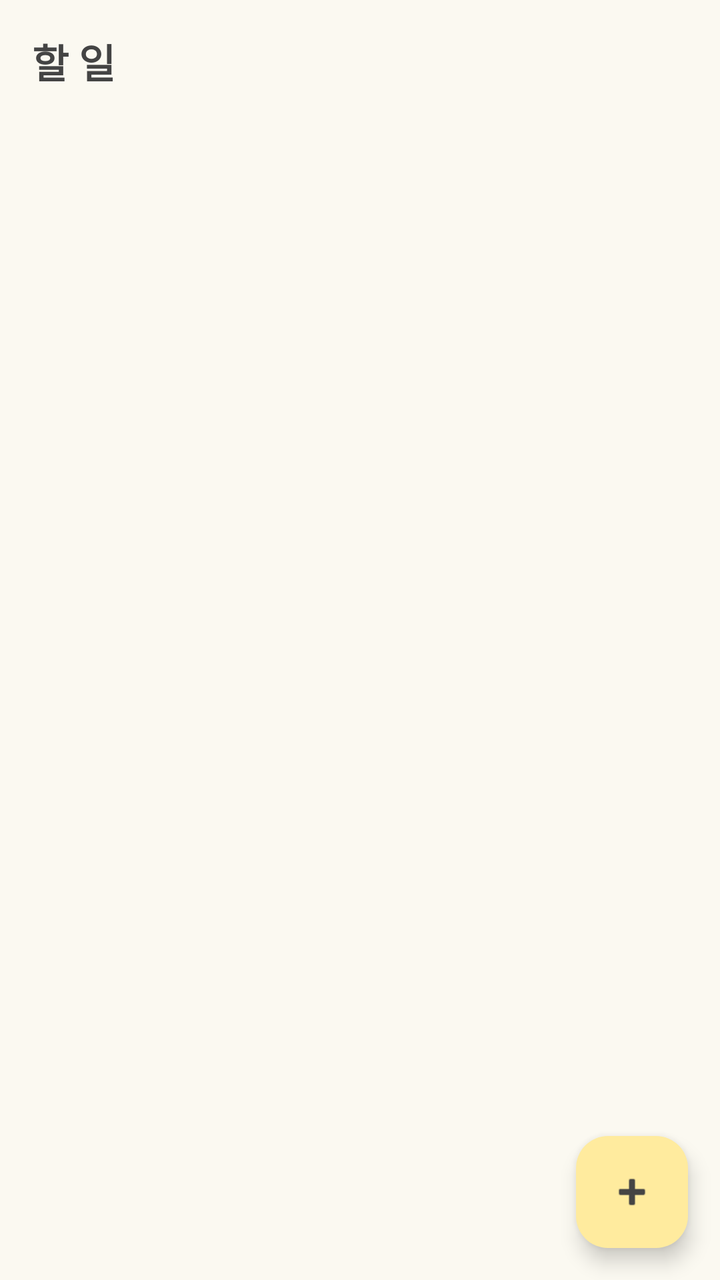
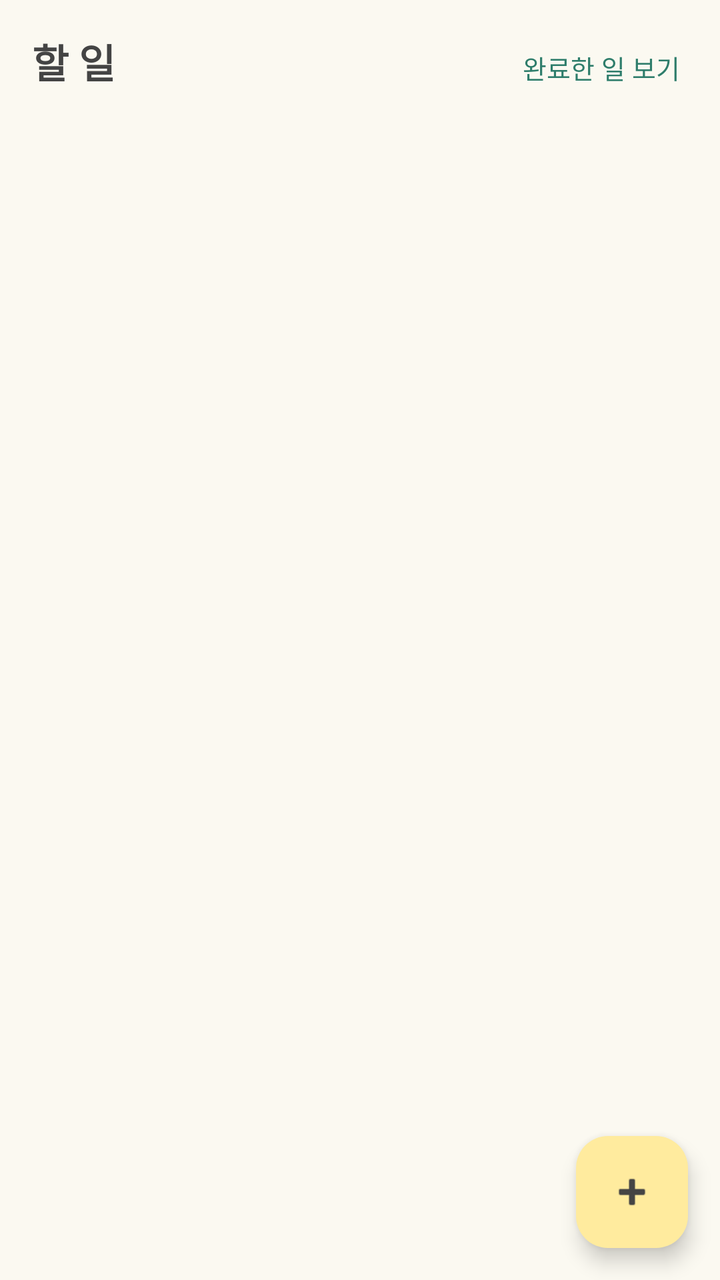

Screens rendered from an Android XML layout before and after an edit, with the pre-edit source and the edit as a unified diff.
<!-- AndroidManifest.xml: application theme Theme.ToDoNote -->
<!-- res/layout/fragment_todo.xml -->
<?xml version="1.0" encoding="utf-8"?>
<androidx.coordinatorlayout.widget.CoordinatorLayout xmlns:android="http://schemas.android.com/apk/res/android"
    xmlns:app="http://schemas.android.com/apk/res-auto"
    android:layout_width="match_parent"
    android:layout_height="match_parent"
    android:background="@color/color_background">

    <androidx.core.widget.NestedScrollView
        android:layout_width="match_parent"
        android:layout_height="match_parent"
        android:fillViewport="true">

        <LinearLayout
            android:layout_width="match_parent"
            android:layout_height="wrap_content"
            android:orientation="vertical">

            
            <TextView
                android:layout_width="match_parent"
                android:layout_height="wrap_content"
                android:layout_marginStart="16dp"
                android:layout_marginTop="16dp"
                android:layout_marginEnd="16dp"
                android:text="할 일"
                android:textColor="@color/color_text_dark"
                android:textSize="20sp"
                android:textStyle="bold" />

            <TextView
                android:id="@+id/tv_todo_empty"
                android:layout_width="match_parent"
                android:layout_height="wrap_content"
                android:layout_marginTop="16dp"
                android:gravity="center"
                android:text="남은 할 일이 없습니다."
                android:textColor="@color/color_text_light"
                android:textSize="14sp"
                android:visibility="gone" />

            <androidx.recyclerview.widget.RecyclerView
                android:id="@+id/recycler_todo"
                android:layout_width="match_parent"
                android:layout_height="wrap_content"
                android:clipToPadding="false"
                android:nestedScrollingEnabled="false"
                android:paddingStart="8dp"
                android:paddingTop="8dp"
                android:paddingEnd="8dp"
                android:paddingBottom="88dp" />

        </LinearLayout>

    </androidx.core.widget.NestedScrollView>

    
    <com.google.android.material.floatingactionbutton.FloatingActionButton
        android:id="@+id/fab_todo"
        android:layout_width="wrap_content"
        android:layout_height="wrap_content"
        android:layout_gravity="bottom|end"
        android:layout_margin="16dp"
        android:src="@android:drawable/ic_input_add"
        app:backgroundTint="@color/color_accent"
        app:tint="@color/color_text_dark" />

</androidx.coordinatorlayout.widget.CoordinatorLayout>
<!-- resources referenced by this layout -->
<resources>
  <color name="color_accent">#FFEB9E</color>
  <color name="color_background">#FBF9F1</color>
  <color name="color_text_dark">#444444</color>
  <color name="color_text_light">#999999</color>
  <style name="Theme.ToDoNote" parent="Base.Theme.ToDoNote" />
  <style name="Base.Theme.ToDoNote" parent="Theme.Material3.DayNight.NoActionBar">
          
          <item name="colorPrimary">@color/color_primary</item>
          <item name="colorPrimaryDark">@color/color_primary_dark</item>
          <item name="colorPrimaryVariant">@color/color_primary_light</item>
          
          
          <item name="colorSecondary">@color/color_secondary</item>
          <item name="colorSecondaryVariant">@color/color_secondary_dark</item>
          
          
          <item name="android:colorBackground">@color/color_background</item>
          <item name="colorSurface">@color/color_surface</item>
          
          
          <item name="android:textColorPrimary">@color/color_text_dark</item>
          <item name="android:textColorSecondary">@color/color_text_medium</item>
          
          <item name="colorOnPrimary">@color/color_text_dark</item>
          <item name="materialAlertDialogTheme">@style/ThemeOverlay.ToDoNote.MaterialAlertDialog</item>
          <item name="colorOnSecondary">@color/color_text_dark</item>
          <item name="colorOnBackground">@color/color_text_dark</item>
          <item name="colorOnSurface">@color/color_text_dark</item>
          <item name="colorOnSurfaceVariant">@color/color_text_medium</item>
          
          
          <item name="colorAccent">@color/color_accent</item>
          
          
          <item name="colorOutline">@color/color_outline</item>
          
          
          <item name="android:statusBarColor">@android:color/black</item>
          <item name="android:windowLightStatusBar">false</item>
      </style>
  <color name="color_primary">#A0D9C8</color>
  <color name="color_primary_dark">#7DB8A5</color>
  <color name="color_primary_light">#C8E8DC</color>
  <color name="color_secondary">#F0D5C9</color>
  <color name="color_secondary_dark">#E0B5A3</color>
  <color name="color_surface">#FFFFFF</color>
  <color name="color_text_medium">#666666</color>
  <style name="ThemeOverlay.ToDoNote.MaterialAlertDialog" parent="ThemeOverlay.Material3.MaterialAlertDialog">
          <item name="colorPrimary">@color/color_primary_text</item>
      </style>
  <color name="color_outline">#333333</color>
  <color name="color_primary_text">#2E7D6B</color>
</resources>

<!-- the commit's change to res/layout/fragment_todo.xml (unified diff, before → after) -->
@@ -16,16 +16,34 @@
             android:orientation="vertical">
 
             
-            <TextView
+            <LinearLayout
                 android:layout_width="match_parent"
                 android:layout_height="wrap_content"
                 android:layout_marginStart="16dp"
                 android:layout_marginTop="16dp"
                 android:layout_marginEnd="16dp"
-                android:text="할 일"
-                android:textColor="@color/color_text_dark"
-                android:textSize="20sp"
-                android:textStyle="bold" />
+                android:baselineAligned="true"
+                android:orientation="horizontal">
+
+                <TextView
+                    android:layout_width="0dp"
+                    android:layout_height="wrap_content"
+                    android:layout_weight="1"
+                    android:text="할 일"
+                    android:textColor="@color/color_text_dark"
+                    android:textSize="20sp"
+                    android:textStyle="bold" />
+
+                <TextView
+                    android:id="@+id/tv_todo_show_completed"
+                    android:layout_width="wrap_content"
+                    android:layout_height="wrap_content"
+                    android:background="?attr/selectableItemBackground"
+                    android:padding="4dp"
+                    android:text="완료한 일 보기"
+                    android:textColor="@color/color_primary_text"
+                    android:textSize="13sp" />
+            </LinearLayout>
 
             <TextView
                 android:id="@+id/tv_todo_empty"
